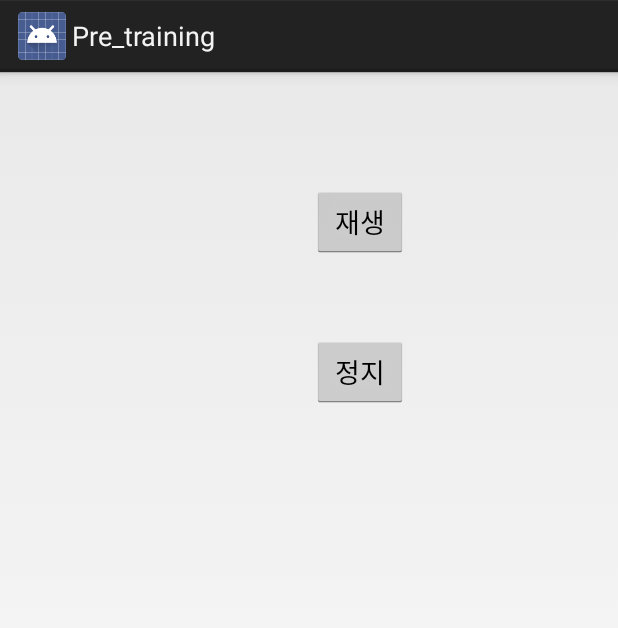
After one commit to gnidoc327/mobile_pre_training, an Android app: the MusicActivity screen opened directly, with no data from a screen before it, on a phone screen of 412 x 824 dp. The commit adds this screen. Shown: the top 628 px of the screen. Run offline under Robolectric (Android 15) with nearby library versions, the phone set to English and light mode, and no system bars.

Commit message:
add service this service is music payer

```diff
--- a/Pre_training/app/src/main/java/com/gnidoc/pre_training/MainActivity.java
+++ b/Pre_training/app/src/main/java/com/gnidoc/pre_training/MainActivity.java
@@ -70,6 +70,7 @@ public class MainActivity extends Activity {
             @Override
             public void onItemClick(AdapterView<?> adapterView, View view, int index, long l) {
                 //TODO 리스트 목록을 누르면 기록이 삭제하도록 만들어보자
+
             }
         });
     }
--- /dev/null
+++ b/Pre_training/app/src/main/java/com/gnidoc/pre_training/MusicActivity.java
@@ -0,0 +1,37 @@
+package com.gnidoc.pre_training;
+
+import android.app.Activity;
+import android.content.Intent;
+import android.support.v7.app.AppCompatActivity;
+import android.os.Bundle;
+import android.view.View;
+
+public class MusicActivity extends Activity {
+
+    @Override
+    protected void onCreate(Bundle savedInstanceState) {
+        super.onCreate(savedInstanceState);
+        setContentView(R.layout.activity_music);
+
+        Intent intent = new Intent(MusicActivity.this, Mservice.class);
+        startService(intent);
+
+    }
+
+    public void startMusic(View v){
+        Intent intent = new Intent(Mservice.ACTION_MUSIC_START);
+        sendBroadcast(intent);
+    }
+
+    public void stopMusic(View v){
+        Intent intent = new Intent(Mservice.ACTION_MUSIC_STOP);
+        sendBroadcast(intent);
+    }
+
+    @Override
+    protected void onDestroy() {
+        Intent intent = new Intent(MusicActivity.this, Mservice.class);
+        stopService(intent);
+        super.onDestroy();
+    }
+}
--- /dev/null
+++ b/Pre_training/app/src/main/res/layout/activity_music.xml
@@ -0,0 +1,33 @@
+<?xml version="1.0" encoding="utf-8"?>
+<RelativeLayout xmlns:android="http://schemas.android.com/apk/res/android"
+    xmlns:tools="http://schemas.android.com/tools"
+    android:id="@+id/activity_music"
+    android:layout_width="match_parent"
+    android:layout_height="match_parent"
+    android:paddingBottom="@dimen/activity_vertical_margin"
+    android:paddingLeft="@dimen/activity_horizontal_margin"
+    android:paddingRight="@dimen/activity_horizontal_margin"
+    android:paddingTop="@dimen/activity_vertical_margin"
+    tools:context="com.gnidoc.pre_training.MusicActivity">
+
+    <Button
+        android:text="재생"
+        android:layout_width="wrap_content"
+        android:layout_height="wrap_content"
+        android:layout_alignParentTop="true"
+        android:layout_alignParentEnd="true"
+        android:layout_marginEnd="124dp"
+        android:layout_marginTop="60dp"
+        android:onClick="startMusic"
+        android:id="@+id/m_btn" />
+
+    <Button
+        android:text="정지"
+        android:layout_width="wrap_content"
+        android:layout_height="wrap_content"
+        android:layout_below="@+id/m_btn"
+        android:layout_alignStart="@+id/m_btn"
+        android:layout_marginTop="52dp"
+        android:onClick="stopMusic"
+        android:id="@+id/m_stop_btn" />
+</RelativeLayout>
--- a/Pre_training/app/src/main/res/values/strings.xml
+++ b/Pre_training/app/src/main/res/values/strings.xml
@@ -1,3 +1,4 @@
 <resources>
     <string name="app_name">Pre_training</string>
+    <string name="title_activity_main2">Main2Activity</string>
 </resources>
```
Also changed, not shown: Pre_training/app/src/main/AndroidManifest.xml (+6 -1 lines), Pre_training/app/src/main/java/com/gnidoc/pre_training/Main2Activity.java (added, +14 -0 lines), Pre_training/app/src/main/java/com/gnidoc/pre_training/Mservice.java (added, +71 -0 lines), Pre_training/app/src/main/java/com/gnidoc/pre_training/Splash.java (+11 -0 lines), Pre_training/app/src/main/res/layout/activity_main2.xml (added, +13 -0 lines), Pre_training/app/src/main/res/layout/activity_splash.xml (+10 -2 lines), 1 other file.
